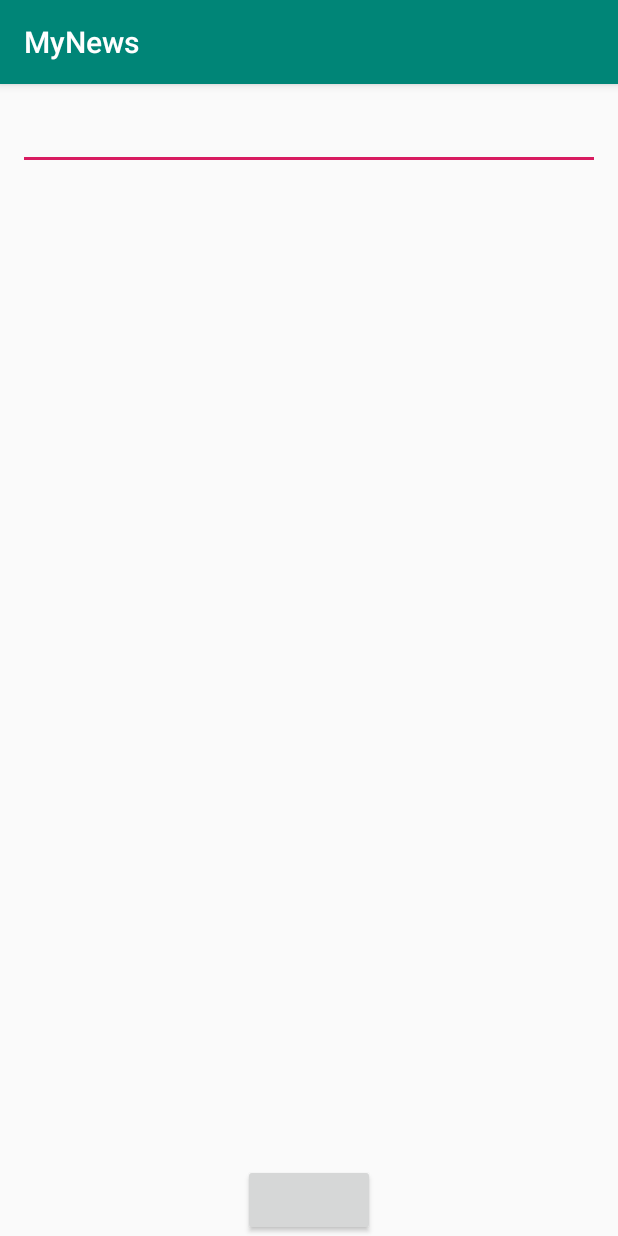
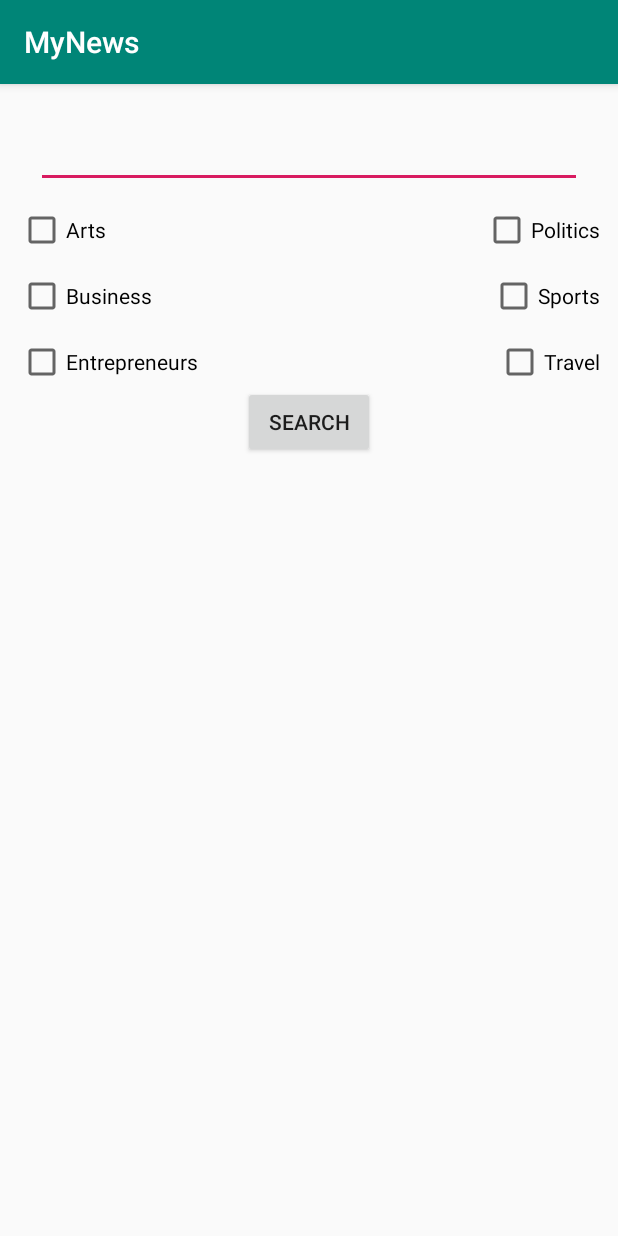
Before and after one commit to PBarthuel/MyNews, an Android app: the SearchActivity screen opened directly, with no data from a screen before it, on a phone screen of 412 x 824 dp. Run offline under Robolectric (Android 15) with nearby library versions, the phone set to English and light mode, and no system bars; network calls fail.

Commit message:
mise en place du layout research et ajout de certains tests unitaires

```diff
--- a/app/src/main/res/layout/activity_search.xml
+++ b/app/src/main/res/layout/activity_search.xml
@@ -10,17 +10,73 @@
         android:id="@+id/search_btn_launch_search"
         android:layout_width="wrap_content"
         android:layout_height="wrap_content"
-        app:layout_constraintBottom_toBottomOf="parent"
+        android:text="@string/search_btn_launch_search"
+        app:layout_constraintTop_toBottomOf="@id/search_entrepreneurs_checkbox"
         app:layout_constraintEnd_toEndOf="parent"
         app:layout_constraintStart_toStartOf="parent" />
+
+    <CheckBox
+        android:id="@+id/search_arts_checkbox"
+        android:layout_width="0dp"
+        android:layout_height="wrap_content"
+        android:layout_margin="12dp"
+        android:text="@string/arts_checkbox"
+        app:layout_constraintStart_toStartOf="parent"
+        app:layout_constraintTop_toBottomOf="@+id/search_et_user" />
+
+    <CheckBox
+        android:id="@+id/search_politics_checkbox"
+        android:layout_width="0dp"
+        android:layout_height="wrap_content"
+        android:layout_margin="12dp"
+        android:text="@string/politics_checkbox"
+        app:layout_constraintEnd_toEndOf="parent"
+        app:layout_constraintTop_toBottomOf="@+id/search_et_user" />
+
+    <CheckBox
+        android:id="@+id/search_business_checkbox"
+        android:layout_width="0dp"
+        android:layout_height="wrap_content"
+        android:layout_margin="12dp"
+        android:text="@string/business_checkbox"
+        app:layout_constraintStart_toStartOf="parent"
+        app:layout_constraintTop_toBottomOf="@+id/search_arts_checkbox" />
+
+    <CheckBox
+        android:id="@+id/search_sports_checkbox"
+        android:layout_width="0dp"
+        android:layout_height="wrap_content"
+        android:layout_margin="12dp"
+        android:text="@string/sports_checkbox"
+        app:layout_constraintEnd_toEndOf="parent"
+        app:layout_constraintTop_toBottomOf="@+id/search_politics_checkbox" />
+
+    <CheckBox
+        android:id="@+id/search_entrepreneurs_checkbox"
+        android:layout_width="0dp"
+        android:layout_height="wrap_content"
+        android:layout_margin="12dp"
+        android:text="@string/entrepreneurs_checkbox"
+        app:layout_constraintStart_toStartOf="parent"
+        app:layout_constraintTop_toBottomOf="@+id/search_business_checkbox" />
+
+    <CheckBox
+        android:id="@+id/search_travel_checkbox"
+        android:layout_width="0dp"
+        android:layout_height="wrap_content"
+        android:layout_margin="12dp"
+        android:text="@string/travel_checkbox"
+        app:layout_constraintEnd_toEndOf="parent"
+        app:layout_constraintTop_toBottomOf="@+id/search_sports_checkbox" />
+
 
     <EditText
         android:id="@+id/search_et_user"
         android:layout_width="0dp"
         android:layout_height="wrap_content"
+        android:layout_margin="24dp"
         app:layout_constraintEnd_toEndOf="parent"
         app:layout_constraintStart_toStartOf="parent"
-        app:layout_constraintTop_toTopOf="parent"
-        android:layout_margin="12dp"/>
+        app:layout_constraintTop_toTopOf="parent" />
 
 </androidx.constraintlayout.widget.ConstraintLayout>
--- a/app/src/main/res/values/strings.xml
+++ b/app/src/main/res/values/strings.xml
@@ -10,6 +10,13 @@
     <string name="action_help">Help</string>
     <string name="action_about">About</string>
     <string name="main_search">Search</string>
+    <string name="travel_checkbox">Travel</string>
+    <string name="entrepreneurs_checkbox">Entrepreneurs</string>
+    <string name="business_checkbox">Business</string>
+    <string name="sports_checkbox">Sports</string>
+    <string name="arts_checkbox">Arts</string>
+    <string name="politics_checkbox">Politics</string>
+    <string name="search_btn_launch_search">Search</string>
 
     <string name="menu_home">Home</string>
     <string name="menu_gallery">Gallery</string>
```
